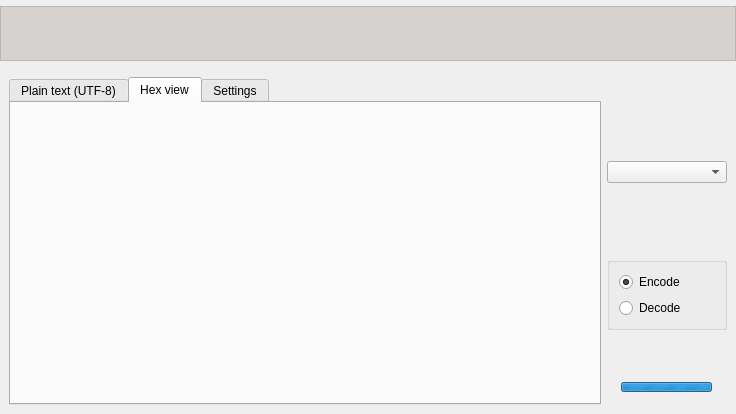
The window that gui/transformwidget.ui (nccgroup/pip3line) describes before a commit, drawn with Qt 5.
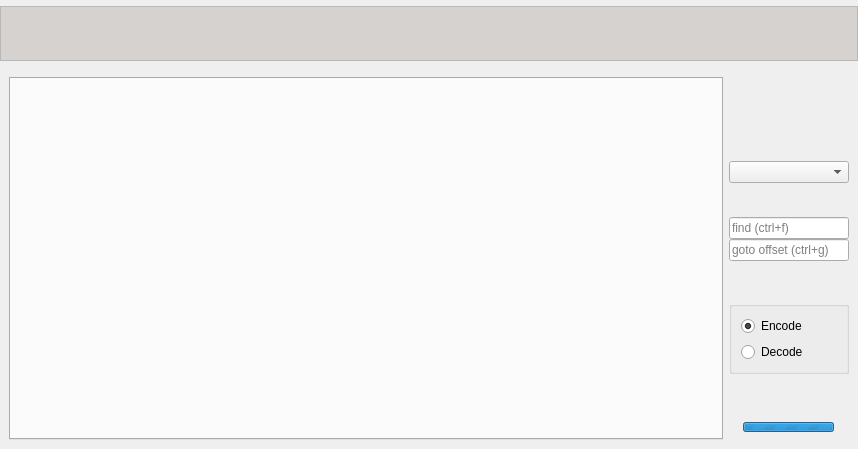
The same window after the commit. The open tabs and pages were chosen to show the change. Icons and pictures are not drawn. Custom widgets are drawn as their Qt base class.

Patch:
```diff
--- a/gui/transformwidget.ui
+++ b/gui/transformwidget.ui
@@ -15,8 +15,8 @@
    <rect>
     <x>0</x>
     <y>0</y>
-    <width>736</width>
-    <height>414</height>
+    <width>858</width>
+    <height>449</height>
    </rect>
   </property>
   <property name="sizePolicy">
@@ -63,7 +63,7 @@
        <rect>
         <x>0</x>
         <y>0</y>
-        <width>736</width>
+        <width>858</width>
         <height>72</height>
        </rect>
       </property>
@@ -166,37 +166,6 @@
         <property name="currentIndex">
          <number>0</number>
         </property>
-        <widget class="TextWidget" name="plainTextTab">
-         <attribute name="title">
-          <string>Plain text (UTF-8)</string>
-         </attribute>
-        </widget>
-        <widget class="QWidget" name="hexViewTab">
-         <attribute name="title">
-          <string>Hex view</string>
-         </attribute>
-         <layout class="QVBoxLayout" name="verticalLayout_3">
-          <property name="spacing">
-           <number>0</number>
-          </property>
-          <property name="margin">
-           <number>0</number>
-          </property>
-          <item>
-           <widget class="QLabel" name="sizeHexLabel">
-            <property name="text">
-             <string/>
-            </property>
-           </widget>
-          </item>
-         </layout>
-        </widget>
-        <widget class="QWidget" name="settingsTab">
-         <attribute name="title">
-          <string>Settings</string>
-         </attribute>
-         <layout class="QVBoxLayout" name="verticalLayout_2"/>
-        </widget>
        </widget>
       </item>
       <item>
@@ -368,7 +337,7 @@
               </property>
              </widget>
             </item>
-            <item alignment="Qt::AlignLeft">
+            <item alignment="Qt::AlignRight">
              <widget class="QPushButton" name="forwardPushButton">
               <property name="maximumSize">
                <size>
@@ -458,6 +427,47 @@
            </property>
           </widget>
          </item>
+         <item>
+          <widget class="QLineEdit" name="searchLineEdit">
+           <property name="sizePolicy">
+            <sizepolicy hsizetype="Minimum" vsizetype="Fixed">
+             <horstretch>0</horstretch>
+             <verstretch>0</verstretch>
+            </sizepolicy>
+           </property>
+           <property name="toolTip">
+            <string>&lt;html&gt;&lt;head/&gt;&lt;body&gt;&lt;p&gt;Default search will be based on the current view:&lt;br/&gt;Text view =&amp;gt; normal text search in the text view&lt;br/&gt;Hexa view =&amp;gt; search in the hex view from an hexadecimal value&lt;/p&gt;&lt;p&gt;Otherwise one can force the conversion with the following shortcuts:&lt;br/&gt;shift + enter =&amp;gt; hexadecimal search&lt;br/&gt;alt + enter =&amp;gt; UTF-8 search&lt;br/&gt;ctrl + enter =&amp;gt; UTF-16 search&lt;/p&gt;&lt;p&gt;When using shortcut the view will switch to hexadecimal&lt;/p&gt;&lt;/body&gt;&lt;/html&gt;</string>
+           </property>
+           <property name="placeholderText">
+            <string>find (ctrl+f)</string>
+           </property>
+          </widget>
+         </item>
+         <item>
+          <widget class="QLineEdit" name="gotoLineEdit">
+           <property name="sizePolicy">
+            <sizepolicy hsizetype="Minimum" vsizetype="Fixed">
+             <horstretch>0</horstretch>
+             <verstretch>0</verstretch>
+            </sizepolicy>
+           </property>
+           <property name="toolTip">
+            <string>&lt;html&gt;&lt;head/&gt;&lt;body&gt;&lt;p&gt;First character defines relativity:&lt;br/&gt;'=' =&amp;gt; absolute offset (default)&lt;br/&gt;+ =&amp;gt; positive relative offset&lt;br/&gt;- =&amp;gt; negative relative offset&lt;/p&gt;&lt;p&gt;Second character defines the format:&lt;br/&gt;x = hexadecimal number&lt;br/&gt;o = octal number&lt;br/&gt;n = decimal number&lt;br/&gt;Default is configured from the  global settings&lt;/p&gt;&lt;p&gt;The range validity is between 0 and signed INT64_MAX&lt;/p&gt;&lt;p&gt;ENTER will go to the offset&lt;br/&gt;shift+enter will also select everything since the last position&lt;/p&gt;&lt;/body&gt;&lt;/html&gt;</string>
+           </property>
+           <property name="statusTip">
+            <string/>
+           </property>
+           <property name="whatsThis">
+            <string/>
+           </property>
+           <property name="text">
+            <string/>
+           </property>
+           <property name="placeholderText">
+            <string>goto offset (ctrl+g)</string>
+           </property>
+          </widget>
+         </item>
          <item>
           <spacer name="verticalSpacer_4">
            <property name="orientation">
@@ -630,14 +640,6 @@
    </property>
   </action>
  </widget>
- <customwidgets>
-  <customwidget>
-   <class>TextWidget</class>
-   <extends>QWidget</extends>
-   <header>textwidget.h</header>
-   <container>1</container>
-  </customwidget>
- </customwidgets>
  <resources>
   <include location="gui_res.qrc"/>
  </resources>
```
Left out of the diff: 56 changed lines with no effect on the pictures.
